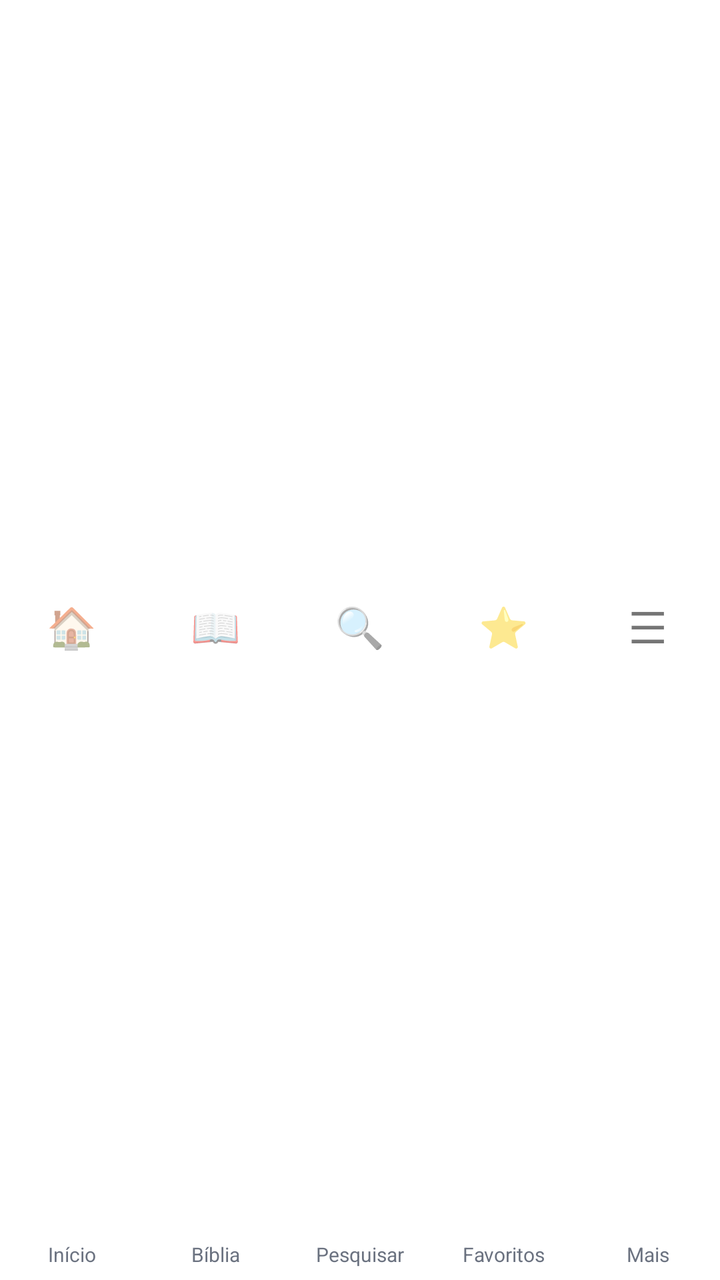
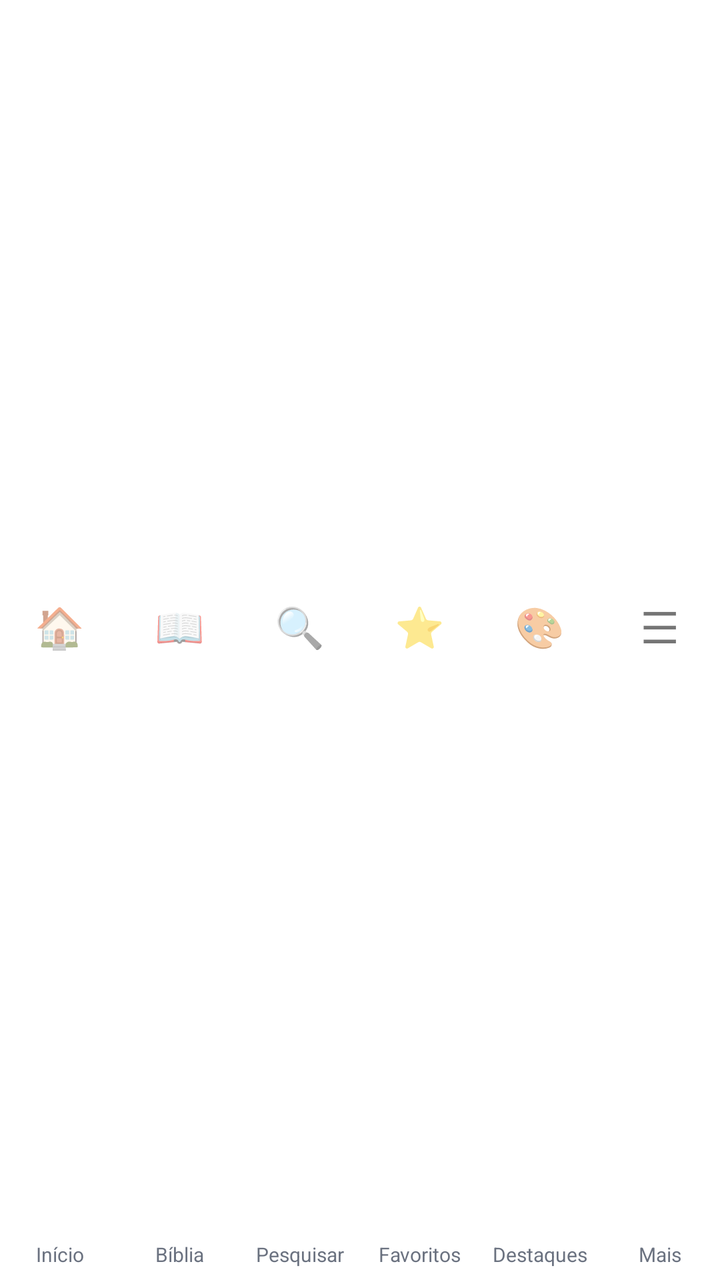

The first picture is an Android layout as it rendered before a commit; the second is the same layout after the commit. The layout source and the unified diff follow.
<!-- AndroidManifest.xml: application theme Theme.Biblia -->
<!-- res/layout/bottom_navigation.xml -->
<?xml version="1.0" encoding="utf-8"?>
<LinearLayout xmlns:android="http://schemas.android.com/apk/res/android"
    android:layout_width="match_parent"
    android:layout_height="56dp"
    android:orientation="horizontal"
    android:elevation="12dp"
    android:background="@color/surface"
    android:paddingTop="4dp"
    android:paddingBottom="4dp">

    <LinearLayout
        android:id="@+id/navHome"
        android:layout_width="0dp"
        android:layout_height="match_parent"
        android:layout_weight="1"
        android:gravity="center"
        android:orientation="vertical"
        android:clickable="true"
        android:background="@drawable/nav_item_bg"
        android:padding="2dp">

        <TextView
            android:layout_width="wrap_content"
            android:layout_height="0dp"
            android:layout_weight="1"
            android:text="🏠"
            android:textSize="20sp"
            android:gravity="center" />
        <TextView
            android:layout_width="wrap_content"
            android:layout_height="wrap_content"
            android:text="@string/menu_home"
            android:textSize="10sp"
            android:textColor="@color/text_secondary" />

    </LinearLayout>

    <LinearLayout
        android:id="@+id/navBible"
        android:layout_width="0dp"
        android:layout_height="match_parent"
        android:layout_weight="1"
        android:gravity="center"
        android:orientation="vertical"
        android:clickable="true"
        android:background="@drawable/nav_item_bg"
        android:padding="2dp">

        <TextView
            android:layout_width="wrap_content"
            android:layout_height="0dp"
            android:layout_weight="1"
            android:text="📖"
            android:textSize="20sp"
            android:gravity="center" />
        <TextView
            android:layout_width="wrap_content"
            android:layout_height="wrap_content"
            android:text="@string/menu_bible"
            android:textSize="10sp"
            android:textColor="@color/text_secondary" />

    </LinearLayout>

    <LinearLayout
        android:id="@+id/navSearch"
        android:layout_width="0dp"
        android:layout_height="match_parent"
        android:layout_weight="1"
        android:gravity="center"
        android:orientation="vertical"
        android:clickable="true"
        android:background="@drawable/nav_item_bg"
        android:padding="2dp">

        <TextView
            android:layout_width="wrap_content"
            android:layout_height="0dp"
            android:layout_weight="1"
            android:text="🔍"
            android:textSize="20sp"
            android:gravity="center" />
        <TextView
            android:layout_width="wrap_content"
            android:layout_height="wrap_content"
            android:text="@string/menu_search"
            android:textSize="10sp"
            android:textColor="@color/text_secondary" />

    </LinearLayout>

    <LinearLayout
        android:id="@+id/navFavorites"
        android:layout_width="0dp"
        android:layout_height="match_parent"
        android:layout_weight="1"
        android:gravity="center"
        android:orientation="vertical"
        android:clickable="true"
        android:background="@drawable/nav_item_bg"
        android:padding="2dp">

        <TextView
            android:layout_width="wrap_content"
            android:layout_height="0dp"
            android:layout_weight="1"
            android:text="⭐"
            android:textSize="20sp"
            android:gravity="center" />
        <TextView
            android:layout_width="wrap_content"
            android:layout_height="wrap_content"
            android:text="@string/menu_favorites"
            android:textSize="10sp"
            android:textColor="@color/text_secondary" />

    </LinearLayout>

    <LinearLayout
        android:id="@+id/navMore"
        android:layout_width="0dp"
        android:layout_height="match_parent"
        android:layout_weight="1"
        android:gravity="center"
        android:orientation="vertical"
        android:clickable="true"
        android:background="@drawable/nav_item_bg"
        android:padding="2dp">

        <TextView
            android:layout_width="wrap_content"
            android:layout_height="0dp"
            android:layout_weight="1"
            android:text="☰"
            android:textSize="22sp"
            android:gravity="center" />
        <TextView
            android:layout_width="wrap_content"
            android:layout_height="wrap_content"
            android:text="@string/menu_more"
            android:textSize="10sp"
            android:textColor="@color/text_secondary" />

    </LinearLayout>

</LinearLayout>
<!-- resources referenced by this layout -->
<resources>
  <color name="surface">#FFFFFF</color>
  <color name="text_secondary">#6B7280</color>
  <!-- drawable nav_item_bg (drawable) -->
  <?xml version="1.0" encoding="utf-8"?>
  <ripple xmlns:android="http://schemas.android.com/apk/res/android"
      android:color="#20000000">
      <item>
          <shape android:shape="rectangle">
              <solid android:color="@android:color/transparent" />
          </shape>
      </item>
  </ripple>
  <string name="menu_bible">Bíblia</string>
  <string name="menu_favorites">Favoritos</string>
  <string name="menu_home">Início</string>
  <string name="menu_more">Mais</string>
  <string name="menu_search">Pesquisar</string>
  <style name="Theme.Biblia" parent="android:Theme.Material.Light.NoActionBar">
          <item name="android:colorPrimary">@color/primary</item>
          <item name="android:colorPrimaryDark">@color/primary_dark</item>
          <item name="android:colorAccent">@color/accent</item>
          <item name="android:statusBarColor">@color/statusbar_light</item>
          <item name="android:navigationBarColor">@color/primary_dark</item>
          <item name="android:windowBackground">@color/background</item>
          <item name="android:textColorPrimary">@color/text_primary</item>
          <item name="android:textColorSecondary">@color/text_secondary</item>
      </style>
  <color name="primary">#1B2838</color>
  <color name="primary_dark">#0F1722</color>
  <color name="accent">#C9A84C</color>
  <color name="statusbar_light">#0F1722</color>
  <color name="background">#F5F3EE</color>
  <color name="text_primary">#1A1A2E</color>
</resources>

<!-- the commit's change to res/layout/bottom_navigation.xml (unified diff, before → after) -->
@@ -117,6 +117,33 @@
     </LinearLayout>
 
     <LinearLayout
+        android:id="@+id/navHighlights"
+        android:layout_width="0dp"
+        android:layout_height="match_parent"
+        android:layout_weight="1"
+        android:gravity="center"
+        android:orientation="vertical"
+        android:clickable="true"
+        android:background="@drawable/nav_item_bg"
+        android:padding="2dp">
+
+        <TextView
+            android:layout_width="wrap_content"
+            android:layout_height="0dp"
+            android:layout_weight="1"
+            android:text="🎨"
+            android:textSize="20sp"
+            android:gravity="center" />
+        <TextView
+            android:layout_width="wrap_content"
+            android:layout_height="wrap_content"
+            android:text="@string/menu_highlights"
+            android:textSize="10sp"
+            android:textColor="@color/text_secondary" />
+
+    </LinearLayout>
+
+    <LinearLayout
         android:id="@+id/navMore"
         android:layout_width="0dp"
         android:layout_height="match_parent"
<!-- resource entries referenced after the edit -->
@@ -14,6 +14,7 @@
   </ripple>
   <string name="menu_bible">Bíblia</string>
   <string name="menu_favorites">Favoritos</string>
+  <string name="menu_highlights">Destaques</string>
   <string name="menu_home">Início</string>
   <string name="menu_more">Mais</string>
   <string name="menu_search">Pesquisar</string>
